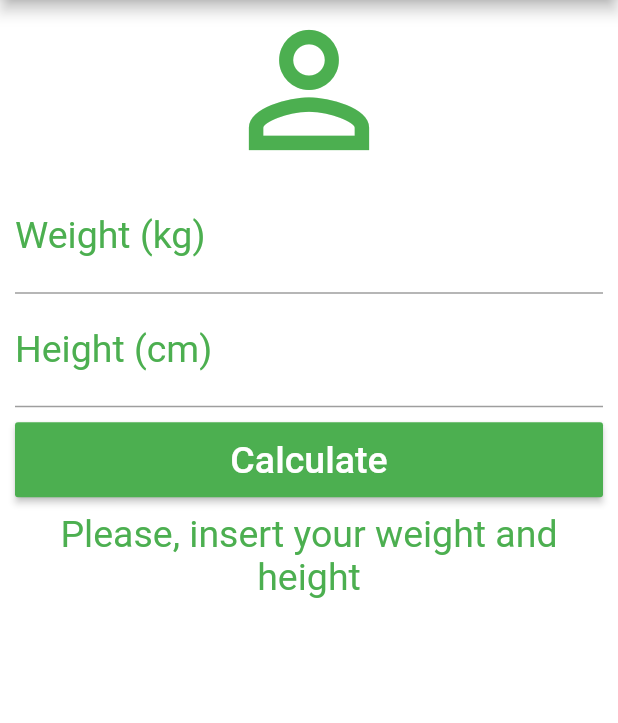
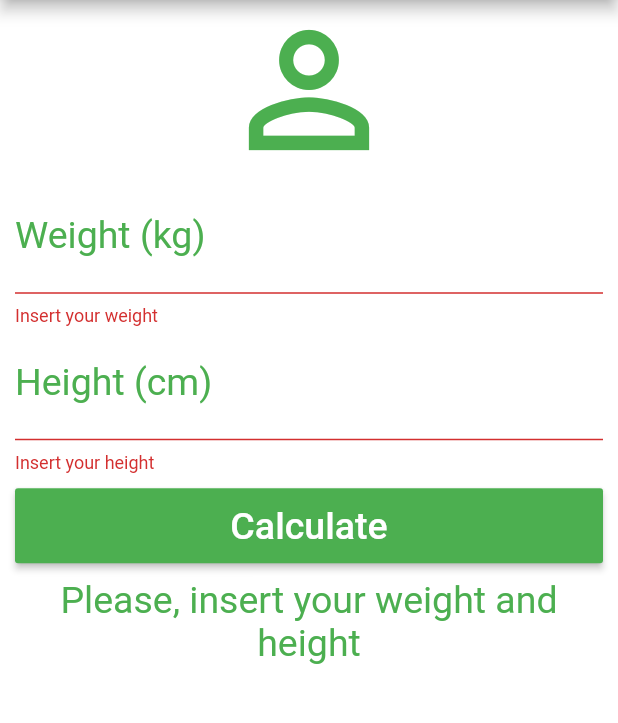
Before and after one commit to mprandot/flutter-bmi-calculator, a Flutter app: the screen it shows after launch, after a tap on "Calculate", on a phone screen of 412 x 824 dp, the part 84-807 px from its top. Run offline on Flutter 3.47's test engine with Material 2 defaults, Android fonts, the phone set to English and light mode, and no system bars.

```diff
--- a/lib/main.dart
+++ b/lib/main.dart
@@ -20,11 +20,13 @@ class _HomeState extends State<Home> {
   TextEditingController weightController = TextEditingController();
   TextEditingController heightController = TextEditingController();
 
+  GlobalKey<FormState> formKey = GlobalKey<FormState>();
   void resetFields () {
     weightController.text = "";
     heightController.text = "";
     setState(() {
       infoText = "Please, insert weight and height";
+      formKey = GlobalKey<FormState>();
     });
   }
 
@@ -35,19 +37,18 @@ class _HomeState extends State<Home> {
       double imc = weight / (height * height);
 
       if ( imc < 19.5 ){
-        infoText = "You are underweight";
+        infoText = "You are underweight (${imc.toStringAsPrecision(3)})";
       }
       if (imc >= 19.5 && imc < 26.4){
-        infoText = "You are at the ideal weight";
+        infoText = "You are at the ideal weight (${imc.toStringAsPrecision(3)})";
       }
       if (imc >= 26.4  && imc < 31) {
-        infoText = "Are you overweight";
+        infoText = "Are you overweight (${imc.toStringAsPrecision(3)})";
       }
       if (imc >= 31 ) {
-        infoText = "You are obese";
+        infoText = "You are obese (${imc.toStringAsPrecision(3)})";
       }
     });
-
   }
 
   @override
@@ -68,12 +69,14 @@ class _HomeState extends State<Home> {
         backgroundColor: Colors.white,
         body: SingleChildScrollView(
           padding: EdgeInsets.fromLTRB(10.0, 0.0, 10.0, 0.0),
+          child: Form(
+            key: formKey,
             child: Column(
               crossAxisAlignment: CrossAxisAlignment.stretch,
               children: [
                 Icon(Icons.person_outline, size: 120.0, color: Colors.green),
 
-              TextField(
+                TextFormField(
                   controller: weightController,
                   keyboardType: TextInputType.number,
                   decoration: InputDecoration(
@@ -82,9 +85,15 @@ class _HomeState extends State<Home> {
                   ),
                   textAlign: TextAlign.center,
                   style: TextStyle(color: Colors.green, fontSize: 25.0),
+                  // ignore: missing_return
+                  validator: (value) {
+                    if (value.isEmpty){
+                      return "Insert your weight";
+                    }
+                  },
                 ),
 
-              TextField(
+                TextFormField(
                   controller: heightController,
                   keyboardType: TextInputType.number,
                   decoration: InputDecoration(
@@ -93,6 +102,12 @@ class _HomeState extends State<Home> {
                   ),
                   textAlign: TextAlign.center,
                   style: TextStyle(color: Colors.green, fontSize: 25.0),
+                  // ignore: missing_return
+                  validator: (value) {
+                    if (value.isEmpty){
+                      return "Insert your height";
+                    }
+                  }
                 ),
 
                 Padding(
@@ -102,7 +117,11 @@ class _HomeState extends State<Home> {
                     height: 50.0,
                     child: RaisedButton(
                       color: Colors.green,
-                    onPressed: calculate,
+                      onPressed: () {
+                        if(formKey.currentState.validate()){
+                          calculate();
+                        }
+                      },
                       child: Text("Calculate", style: TextStyle(color: Colors.white, fontSize: 25.0)),
                     ),
                   ),
@@ -115,6 +134,7 @@ class _HomeState extends State<Home> {
                 )
               ],
             ),
+          ),
         )
       ),
     );
```
Lines whose indentation alone changed are shown as unchanged.
